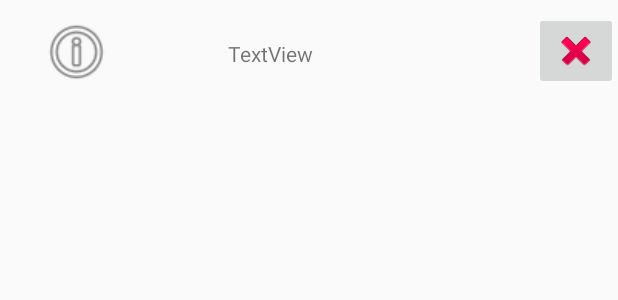
After one commit to sibajikani/SSApp, an Android app: the layout list_item_cart.xml on its own in the app's theme, with its tools: preview values and no code run, on a phone screen of 412 x 824 dp. The commit adds this screen. Shown: the top 300 px of the screen. Run offline under Robolectric (Android 15) with nearby library versions, the phone set to English and light mode, and no system bars.

Commit message:
justin changes

```diff
--- /dev/null
+++ b/app/src/main/res/layout/list_item_cart.xml
@@ -0,0 +1,29 @@
+<?xml version="1.0" encoding="utf-8"?>
+<android.support.constraint.ConstraintLayout xmlns:android="http://schemas.android.com/apk/res/android"
+    xmlns:app="http://schemas.android.com/apk/res-auto"
+    xmlns:tools="http://schemas.android.com/tools"
+    android:orientation="vertical"
+    android:layout_width="match_parent"
+    android:layout_height="match_parent">
+
+    <include
+        layout="@layout/list_item_transaction"
+        android:layout_width="312dp"
+        android:layout_height="53dp"
+        android:id="@+id/include"
+        app:layout_constraintTop_toTopOf="parent"
+        app:layout_constraintLeft_toLeftOf="parent"
+        android:layout_marginTop="8dp"
+        android:layout_marginLeft="0dp" />
+
+    <ImageButton
+        android:id="@+id/imageButton"
+        android:layout_width="wrap_content"
+        android:layout_height="wrap_content"
+        app:srcCompat="@android:drawable/ic_delete"
+        tools:layout_editor_absoluteX="310dp"
+        app:layout_constraintTop_toTopOf="parent"
+        app:layout_constraintRight_toRightOf="parent"
+        android:layout_marginTop="8dp" />
+
+</android.support.constraint.ConstraintLayout>
```
Also changed, not shown: app/src/main/java/com/example/s214092755/ssapp/Controllers/InputValidation.java (added, +91 -0 lines), app/src/main/java/layout/BuyList.java (added, +30 -0 lines), app/src/main/java/layout/cart_list_fragment.java (added, +30 -0 lines), app/src/main/java/layout/product_fragment.java (+31 -24 lines), app/src/main/res/layout/fragment_buy_list.xml (added, +12 -0 lines), app/src/main/res/layout/fragment_cart_list_fragment.xml (added, +11 -0 lines), app/src/main/res/drawable/shapeshiftersmain.jpg (added).
